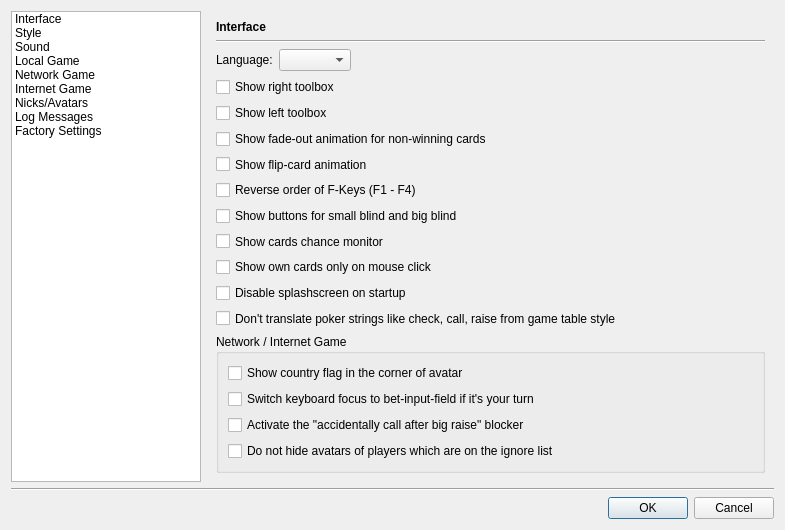
Old version of the form src/gui/qt/settingsdialog.ui in the repository pokerth/pokerth.
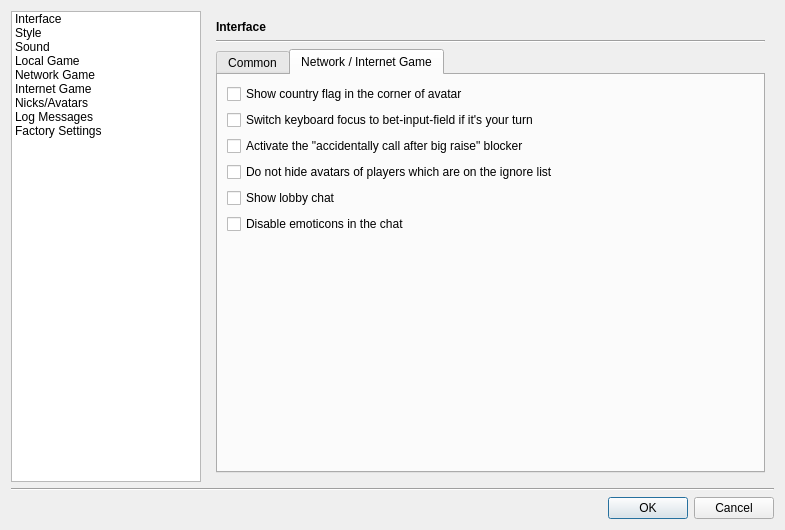
New version of the form. The open tabs and pages were chosen to show the change. Icons and pictures are not drawn. Custom widgets are drawn as their Qt base class.

Commit message: implement: Option to disable emoticons in the chat (#172)

The edit to the form file:
```diff
--- a/src/gui/qt/settingsdialog.ui
+++ b/src/gui/qt/settingsdialog.ui
@@ -156,6 +156,16 @@
           </widget>
          </item>
          <item row="2" column="0">
+          <widget class="QTabWidget" name="tabWidget_3">
+           <property name="currentIndex">
+            <number>0</number>
+           </property>
+           <widget class="QWidget" name="tab_7">
+            <attribute name="title">
+             <string>Common</string>
+            </attribute>
+            <layout class="QGridLayout" name="gridLayout_6">
+             <item row="0" column="0">
           <layout class="QHBoxLayout">
            <item>
             <widget class="QLabel" name="label_14">
@@ -185,7 +195,7 @@
            </item>
           </layout>
          </item>
-         <item row="3" column="0">
+             <item row="1" column="0">
           <layout class="QGridLayout" name="gridLayout_7">
            <item row="0" column="0" colspan="2">
             <widget class="QCheckBox" name="checkBox_showRightToolbox">
@@ -259,18 +269,38 @@
            </item>
           </layout>
          </item>
-         <item row="4" column="0">
-          <widget class="QGroupBox" name="groupBox_5">
-           <property name="title">
+             <item row="2" column="0">
+              <spacer name="verticalSpacer_8">
+               <property name="orientation">
+                <enum>Qt::Vertical</enum>
+               </property>
+               <property name="sizeHint" stdset="0">
+                <size>
+                 <width>20</width>
+                 <height>85</height>
+                </size>
+               </property>
+              </spacer>
+             </item>
+            </layout>
+           </widget>
+           <widget class="QWidget" name="tab_8">
+            <attribute name="title">
             <string>Network / Internet Game</string>
-           </property>
-           <layout class="QGridLayout">
-            <item row="1" column="0">
-             <widget class="QCheckBox" name="checkBox_enableBetInputFocusSwitch">
-              <property name="text">
-               <string>Switch keyboard focus to bet-input-field if it's your turn</string>
-              </property>
-             </widget>
+            </attribute>
+            <layout class="QGridLayout" name="gridLayout_3">
+             <item row="6" column="1">
+              <spacer name="verticalSpacer_9">
+               <property name="orientation">
+                <enum>Qt::Vertical</enum>
+               </property>
+               <property name="sizeHint" stdset="0">
+                <size>
+                 <width>20</width>
+                 <height>221</height>
+                </size>
+               </property>
+              </spacer>
             </item>
             <item row="0" column="0">
              <widget class="QCheckBox" name="checkBox_showCountryFlagInAvatar">
@@ -279,35 +309,44 @@
               </property>
              </widget>
             </item>
-            <item row="2" column="0">
+             <item row="4" column="0" colspan="2">
+              <widget class="QCheckBox" name="checkBox_UseLobbyChat">
+               <property name="text">
+                <string>Show lobby chat</string>
+               </property>
+              </widget>
+             </item>
+             <item row="1" column="0" colspan="2">
+              <widget class="QCheckBox" name="checkBox_enableBetInputFocusSwitch">
+               <property name="text">
+                <string>Switch keyboard focus to bet-input-field if it's your turn</string>
+               </property>
+              </widget>
+             </item>
+             <item row="2" column="0" colspan="2">
              <widget class="QCheckBox" name="checkBox_enableAccidentallyCallBlocker">
               <property name="text">
                <string>Activate the &quot;accidentally call after big raise&quot; blocker</string>
               </property>
              </widget>
             </item>
-            <item row="3" column="0">
+             <item row="3" column="0" colspan="2">
              <widget class="QCheckBox" name="checkBox_dontHideAvatarsOfIgnored">
               <property name="text">
                <string>Do not hide avatars of players which are on the ignore list</string>
               </property>
              </widget>
             </item>
-           </layout>
-          </widget>
-         </item>
          <item row="5" column="0">
-          <spacer>
-           <property name="orientation">
-            <enum>Qt::Vertical</enum>
-           </property>
-           <property name="sizeHint" stdset="0">
-            <size>
-             <width>400</width>
-             <height>111</height>
-            </size>
-           </property>
-          </spacer>
+              <widget class="QCheckBox" name="checkBox_disableChatEmoticons">
+               <property name="text">
+                <string>Disable emoticons in the chat</string>
+               </property>
+              </widget>
+             </item>
+            </layout>
+           </widget>
+          </widget>
          </item>
         </layout>
        </widget>
@@ -1846,14 +1885,7 @@
                </item>
               </layout>
              </item>
-             <item row="4" column="0">
-              <widget class="QCheckBox" name="checkBox_UseLobbyChat">
-               <property name="text">
-                <string>Show lobby chat</string>
-               </property>
-              </widget>
-             </item>
-             <item row="6" column="0">
+             <item row="5" column="0">
               <spacer name="spacer">
                <property name="orientation">
                 <enum>Qt::Vertical</enum>
```
Left out of the diff: 3 changed lines with no effect on the pictures. Lines whose indentation alone changed are shown as unchanged. The commit also changes 4 other files.
